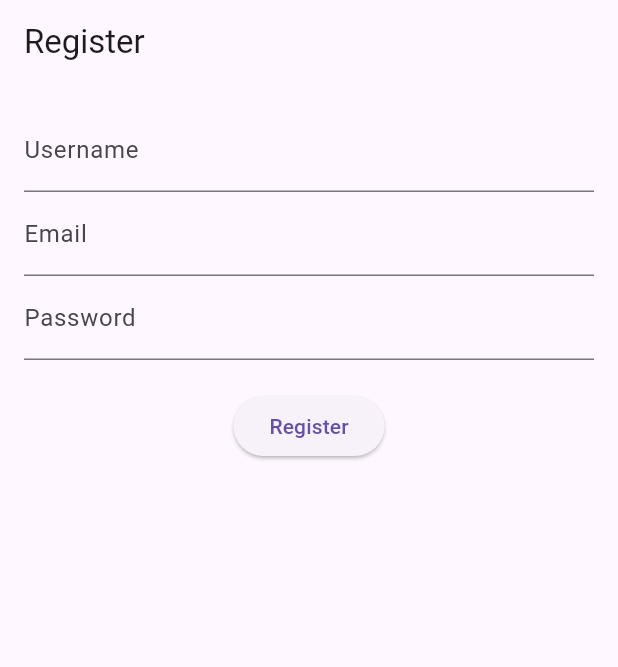
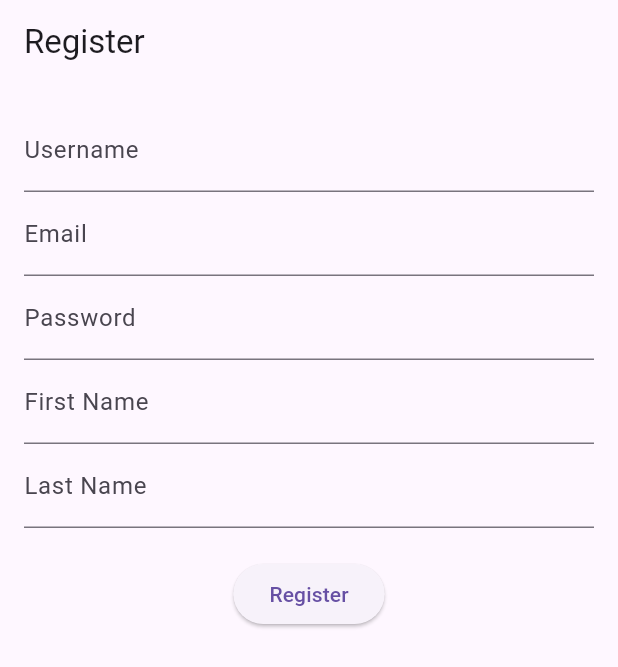
Before and after one commit to JovannyVasquez/flutter_application_2, a Flutter app: the screen it shows after launch, after a tap on "Register", on a phone screen of 412 x 824 dp. Shown: the top 667 px of the screen. Run offline on Flutter 3.47's test engine with Material 3 defaults, Android fonts, the phone set to English and light mode, and no system bars; generated files the repository leaves out were written again; network calls fail.

```diff
--- a/lib/main.dart
+++ b/lib/main.dart
@@ -15,7 +15,7 @@ class MyApp extends StatelessWidget {
     return MultiProvider(
       providers: [
         Provider<ApiService>(
-          create: (_) => ApiService(baseUrl: 'https://ucf-club-and-event-manager-1c53fb944ab8.herokuapp.com'), // Replace with your backend URL
+          create: (_) => ApiService(baseUrl: 'https://ucf-club-and-event-manager-1c53fb944ab8.herokuapp.com/api/v1/users'), // Replace with your backend URL
         ),
       ],
       child: MaterialApp(
@@ -41,6 +41,8 @@ class _RegisterPageState extends State<RegisterPage> {
   String _userName = '';
   String _email = '';
   String _password = '';
+  String _firstName = '';
+  String _lastName = '';
 
   @override
   Widget build(BuildContext context) {
@@ -81,6 +83,22 @@ class _RegisterPageState extends State<RegisterPage> {
                   });
                 },
               ),
+              TextFormField(
+                decoration: const InputDecoration(labelText: 'First Name'),
+                onChanged: (value) {
+                  setState(() {
+                    _firstName = value;
+                  });
+                },
+              ),
+              TextFormField(
+                decoration: const InputDecoration(labelText: 'Last Name'),
+                onChanged: (value) {
+                  setState(() {
+                    _lastName = value;
+                  });
+                },
+              ),
               const SizedBox(height: 20),
               ElevatedButton(
                 onPressed: () async {
@@ -89,10 +107,16 @@ class _RegisterPageState extends State<RegisterPage> {
                       'userName': _userName,
                       'email': _email,
                       'password': _password,
+                      'firstName': _firstName,
+                      'lastName': _lastName,
                     });
 
-                    //Print the status code
-                    print('Response status: ${response.statusCode}');
+                    //Print the url it is trying to access
+                    print(response.request!.url);
+
+                    //print status code and response body
+                    print(response.statusCode);
+                    print(response.body);
                   }
                 },
                 child: const Text('Register'),
--- a/lib/services/api_service.dart
+++ b/lib/services/api_service.dart
@@ -57,7 +57,7 @@ class ApiService {
   //register
   Future<http.Response> registerUser(Map<String, dynamic> userData) async {
     final response = await http.post(
-      Uri.parse('$baseUrl/signup'),
+      Uri.parse('$baseUrl/register'),
       headers: {'Content-Type': 'application/json'},
       body: jsonEncode(userData),
     );
```
